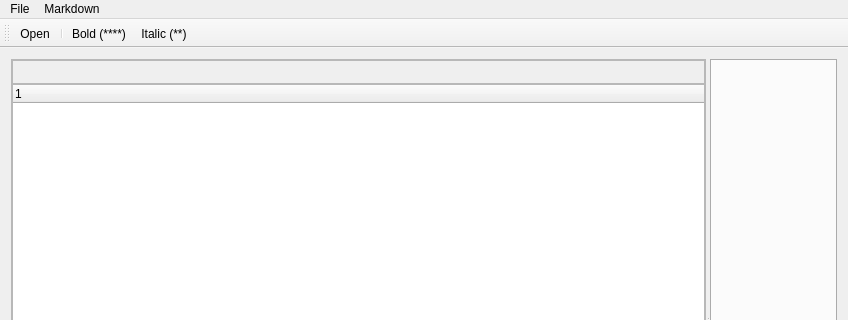
First picture: the form in ProjPad/ProjPad.ui, repository sergrt/ProjPad, before the edit; both pictures show x 0 to 848 and y 0 to 320 of the 848 by 624 pixel window.
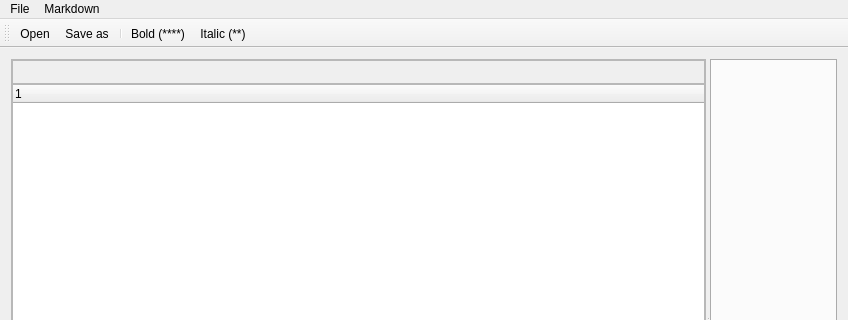
Second picture: the form after the edit. Icons and pictures are not drawn.

What changed in the file:
```diff
--- a/ProjPad/ProjPad.ui
+++ b/ProjPad/ProjPad.ui
@@ -204,6 +204,7 @@
     <bool>false</bool>
    </attribute>
    <addaction name="actionOpen"/>
+   <addaction name="actionSaveAs"/>
    <addaction name="separator"/>
    <addaction name="actionBold"/>
    <addaction name="actionItalic"/>
@@ -254,6 +255,11 @@
     <string>Heading 6 (######...)</string>
    </property>
   </action>
+  <action name="actionSaveAs">
+   <property name="text">
+    <string>Save as...</string>
+   </property>
+  </action>
  </widget>
  <layoutdefault spacing="6" margin="11"/>
  <resources>
```
Left out of the diff: 1 changed line with no effect on the pictures.
